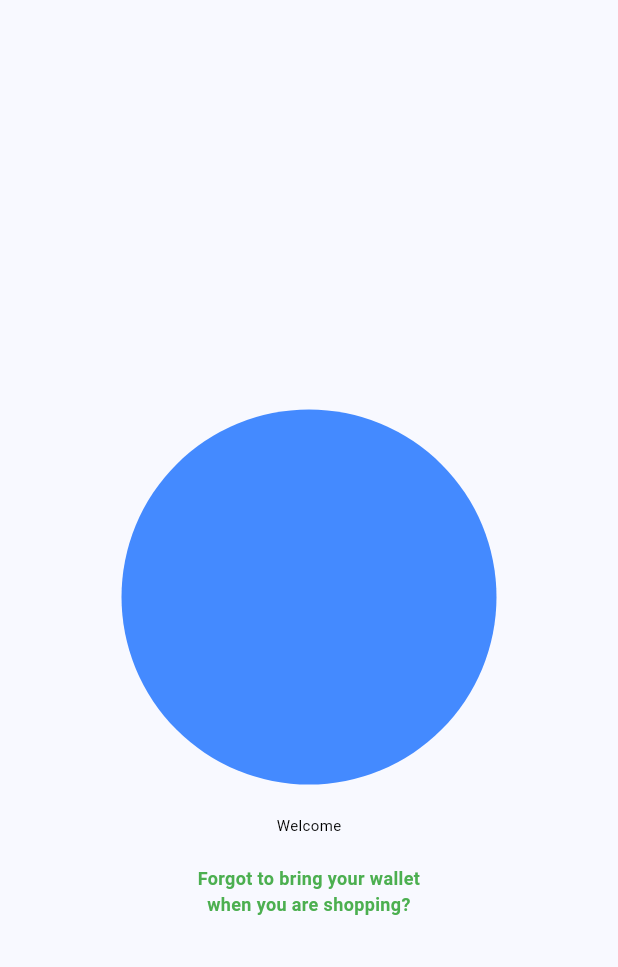
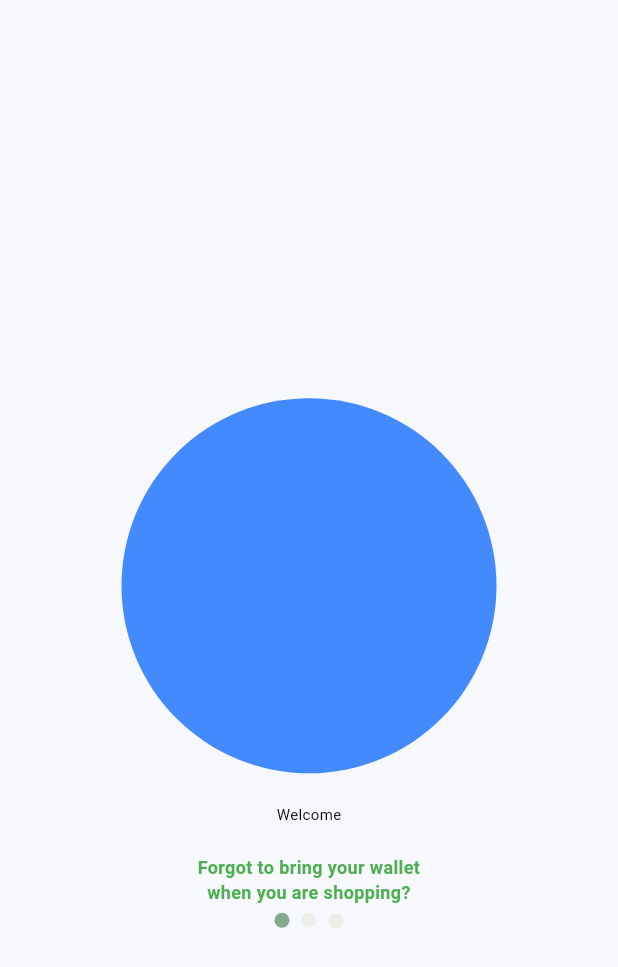
Before and after one commit to Mhmdulinnuha/uts-1123150002, a Flutter app: the screen it shows after launch, on a phone screen of 412 x 824 dp. Shown: the top 967 px of the screen. Run offline on Flutter 3.47's test engine with Material 3 defaults, Android fonts, the phone set to English and light mode, and no system bars.

Commit message:
membuat bullet indikator

```diff
--- a/lib/Screen/splash_screen1.dart
+++ b/lib/Screen/splash_screen1.dart
@@ -44,6 +44,41 @@ class Screen1 extends StatelessWidget {
                 fontWeight: FontWeight.bold,
               ),
             ),
+
+            const SizedBox(height: 5),
+
+             Row(
+              mainAxisAlignment: MainAxisAlignment.center,
+              children: [
+                Container(
+                  width: 10,
+                  height: 10,
+                  margin: const EdgeInsets.symmetric(horizontal: 4),
+                  decoration: const BoxDecoration(
+                    shape: BoxShape.circle,
+                    color: Color(0xFF84a98c), // aktif
+                  ),
+                ),
+                Container(
+                  width: 10,
+                  height: 10,
+                  margin: const EdgeInsets.symmetric(horizontal: 4),
+                  decoration: const BoxDecoration(
+                    shape: BoxShape.circle,
+                    color: Color(0xFFedede9), // nonaktif
+                  ),
+                ),
+                Container(
+                  width: 10,
+                  height: 10,
+                  margin: const EdgeInsets.symmetric(horizontal: 4),
+                  decoration: const BoxDecoration(
+                    shape: BoxShape.circle,
+                    color: Color(0xFFedede9), // nonaktif
+                  ),
+                ),
+              ],
+            ),
           ],
         ),
       ),
```
